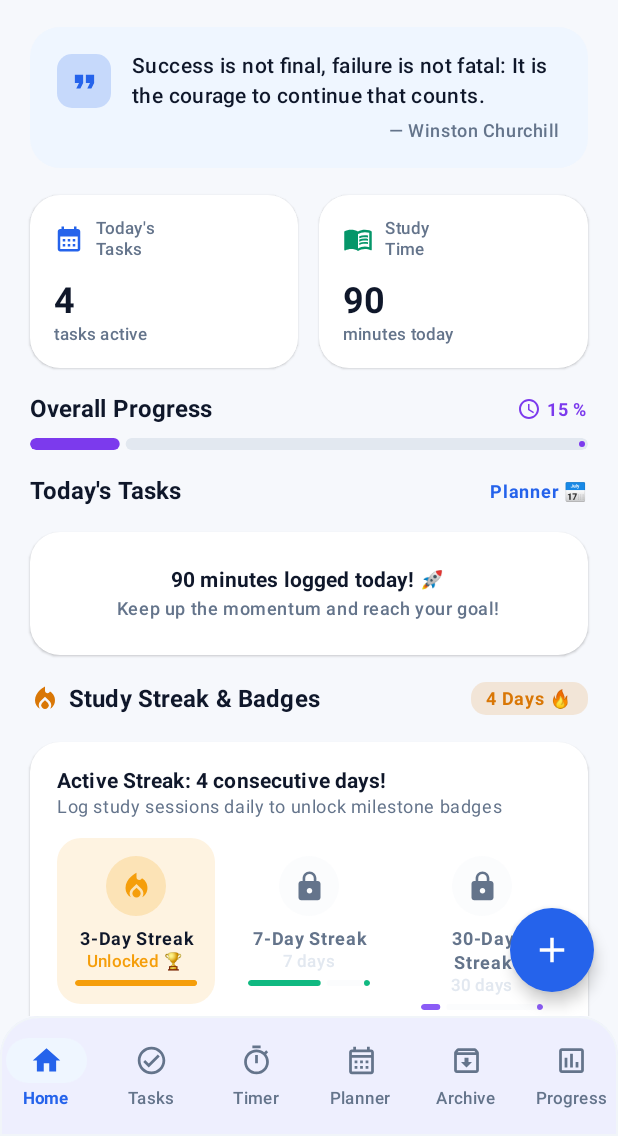
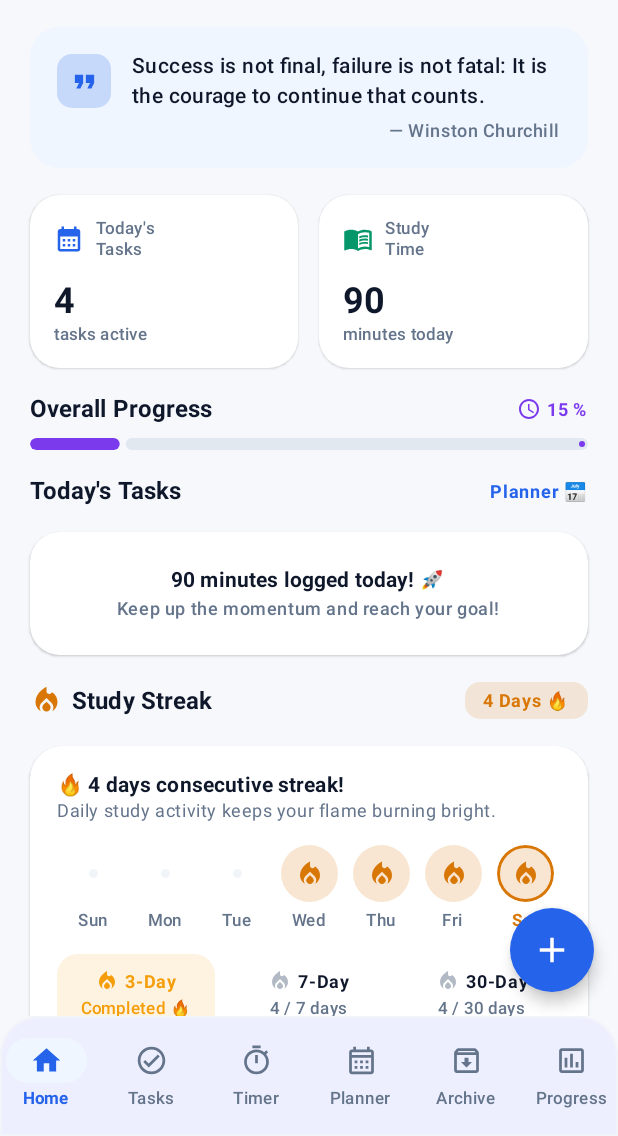
Before and after one commit to pujithakagolanu/EduTrack, an Android app built with Jetpack Compose: the screen it shows after launch (MainActivity), on a phone screen of 412 x 824 dp, the part 100-1236 px from its top. Run offline under Robolectric (Android 15) with nearby library versions, the phone set to English and light mode, and no system bars; our stand-ins replace Room's generated code.

Commit message:
Replace badges with day-wise fire streak and 3-day, 7-day, 30-day streak milestones

```diff
--- a/app/src/main/java/com/edutrack/app/ui/screens/HomeScreen.kt
+++ b/app/src/main/java/com/edutrack/app/ui/screens/HomeScreen.kt
@@ -71,6 +71,7 @@ import com.edutrack.app.ui.theme.TextLight
 import com.edutrack.app.ui.theme.TextMuted
 import com.edutrack.app.viewmodel.StudyTrackerViewModel
 import java.text.SimpleDateFormat
+import java.util.Calendar
 import java.util.Date
 import java.util.Locale
 
@@ -108,36 +109,25 @@ fun HomeScreen(
         calculateStudyStreakDays(sessions)
     }
 
-    val badges = remember(currentStreak) {
-        listOf(
-            AchievementBadge(
-                id = "streak_3",
-                title = "3-Day Streak",
-                targetDays = 3,
-                description = "Consistent learner",
-                unlocked = currentStreak >= 3,
-                accentColor = Color(0xFFF59E0B),
-                icon = Icons.Default.LocalFireDepartment
-            ),
-            AchievementBadge(
-                id = "streak_7",
-                title = "7-Day Streak",
-                targetDays = 7,
-                description = "Weekly dedication",
-                unlocked = currentStreak >= 7,
-                accentColor = Color(0xFF10B981),
-                icon = Icons.Default.MilitaryTech
-            ),
-            AchievementBadge(
-                id = "streak_30",
-                title = "30-Day Streak",
-                targetDays = 30,
-                description = "Master of discipline",
-                unlocked = currentStreak >= 30,
-                accentColor = Color(0xFF8B5CF6),
-                icon = Icons.Default.WorkspacePremium
-            )
-        )
+    // Day-wise last 7 days history for fire streak
+    val dayWiseStreakHistory = remember(sessions) {
+        val cal = Calendar.getInstance()
+        val sessionDays = sessions.map { session ->
+            val sCal = Calendar.getInstance().apply { timeInMillis = session.date }
+            "${sCal.get(Calendar.YEAR)}_${sCal.get(Calendar.DAY_OF_YEAR)}"
+        }.toSet()
+
+        // 7 days ending today
+        (6 downTo 0).map { dayOffset ->
+            val dayCal = Calendar.getInstance().apply {
+                add(Calendar.DAY_OF_YEAR, -dayOffset)
+            }
+            val key = "${dayCal.get(Calendar.YEAR)}_${dayCal.get(Calendar.DAY_OF_YEAR)}"
+            val dayName = dayCal.getDisplayName(Calendar.DAY_OF_WEEK, Calendar.SHORT, Locale.getDefault()) ?: ""
+            val hasStudied = sessionDays.contains(key)
+            val isToday = dayOffset == 0
+            StreakDayStatus(dayLabel = dayName, hasStudied = hasStudied, isToday = isToday)
+        }
     }
 
     Scaffold(
@@ -501,7 +491,7 @@ fun HomeScreen(
                 }
             }
 
-            // 6. Streak & Achievements Section
+            // 6. Day-Wise Fire Streak & Milestone Tracker
             item(key = "streak_achievements_heading") {
                 Row(
                     modifier = Modifier.fillMaxWidth(),
@@ -513,11 +503,11 @@ fun HomeScreen(
                             imageVector = Icons.Default.LocalFireDepartment,
                             contentDescription = "Streak",
                             tint = AccentOrange,
-                            modifier = Modifier.size(20.dp)
+                            modifier = Modifier.size(22.dp)
                         )
                         Spacer(modifier = Modifier.width(6.dp))
                         Text(
-                            text = "Study Streak & Badges",
+                            text = "Study Streak",
                             style = MaterialTheme.typography.titleMedium.copy(
                                 fontWeight = FontWeight.Bold,
                                 color = MaterialTheme.colorScheme.onBackground
@@ -529,7 +519,7 @@ fun HomeScreen(
                         modifier = Modifier
                             .clip(RoundedCornerShape(10.dp))
                             .background(AccentOrange.copy(alpha = 0.15f))
-                            .padding(horizontal = 10.dp, vertical = 4.dp)
+                            .padding(horizontal = 12.dp, vertical = 5.dp)
                     ) {
                         Text(
                             text = "$currentStreak Days 🔥",
@@ -546,7 +536,7 @@ fun HomeScreen(
             item(key = "streak_summary_card") {
                 Card(
                     modifier = Modifier.fillMaxWidth(),
-                    shape = RoundedCornerShape(20.dp),
+                    shape = RoundedCornerShape(22.dp),
                     colors = CardDefaults.cardColors(containerColor = MaterialTheme.colorScheme.surface),
                     elevation = CardDefaults.cardElevation(defaultElevation = 1.dp)
                 ) {
@@ -555,14 +545,8 @@ fun HomeScreen(
                             .fillMaxWidth()
                             .padding(18.dp)
                     ) {
-                        Row(
-                            modifier = Modifier.fillMaxWidth(),
-                            verticalAlignment = Alignment.CenterVertically,
-                            horizontalArrangement = Arrangement.SpaceBetween
-                        ) {
-                            Column {
                         Text(
-                                    text = if (currentStreak > 0) "Active Streak: $currentStreak consecutive days!" else "Start your study streak today!",
+                            text = if (currentStreak > 0) "🔥 $currentStreak days consecutive streak!" else "Start your study fire streak today!",
                             style = MaterialTheme.typography.titleSmall.copy(
                                 fontWeight = FontWeight.Bold,
                                 color = MaterialTheme.colorScheme.onSurface
@@ -570,90 +554,138 @@ fun HomeScreen(
                         )
                         Spacer(modifier = Modifier.height(2.dp))
                         Text(
-                                    text = "Log study sessions daily to unlock milestone badges",
+                            text = "Daily study activity keeps your flame burning bright.",
                             style = MaterialTheme.typography.bodySmall.copy(
                                 color = MaterialTheme.colorScheme.onSurfaceVariant
                             )
                         )
+
+                        Spacer(modifier = Modifier.height(16.dp))
+
+                        // Day-Wise Fire Streak Row (Weekly 7-day flame history)
+                        Row(
+                            modifier = Modifier.fillMaxWidth(),
+                            horizontalArrangement = Arrangement.SpaceBetween
+                        ) {
+                            dayWiseStreakHistory.forEach { dayStatus ->
+                                Column(
+                                    horizontalAlignment = Alignment.CenterHorizontally,
+                                    modifier = Modifier.weight(1f)
+                                ) {
+                                    Box(
+                                        modifier = Modifier
+                                            .size(38.dp)
+                                            .clip(CircleShape)
+                                            .background(
+                                                if (dayStatus.hasStudied) AccentOrange.copy(alpha = 0.18f)
+                                                else MaterialTheme.colorScheme.surfaceVariant.copy(alpha = 0.5f)
+                                            )
+                                            .border(
+                                                width = if (dayStatus.isToday) 1.5.dp else 0.dp,
+                                                color = if (dayStatus.isToday) AccentOrange else Color.Transparent,
+                                                shape = CircleShape
+                                            ),
+                                        contentAlignment = Alignment.Center
+                                    ) {
+                                        if (dayStatus.hasStudied) {
+                                            Icon(
+                                                imageVector = Icons.Default.LocalFireDepartment,
+                                                contentDescription = "Active day",
+                                                tint = AccentOrange,
+                                                modifier = Modifier.size(20.dp)
+                                            )
+                                        } else {
+                                            Box(
+                                                modifier = Modifier
+                                                    .size(6.dp)
+                                                    .clip(CircleShape)
+                                                    .background(MaterialTheme.colorScheme.outlineVariant)
+                                            )
                                         }
                                     }
 
-                        Spacer(modifier = Modifier.height(14.dp))
+                                    Spacer(modifier = Modifier.height(6.dp))
 
-                        // Badges Row
+                                    Text(
+                                        text = dayStatus.dayLabel,
+                                        style = MaterialTheme.typography.labelSmall.copy(
+                                            fontWeight = if (dayStatus.isToday) FontWeight.Bold else FontWeight.Medium,
+                                            color = if (dayStatus.isToday) AccentOrange else MaterialTheme.colorScheme.onSurfaceVariant
+                                        )
+                                    )
+                                }
+                            }
+                        }
+
+                        Spacer(modifier = Modifier.height(16.dp))
+
+                        // Milestone Goals (3-Day, 7-Day, 30-Day streak targets)
+                        val streakMilestones = listOf(
+                            Triple("3-Day", 3, Color(0xFFF59E0B)),
+                            Triple("7-Day", 7, Color(0xFF10B981)),
+                            Triple("30-Day", 30, Color(0xFF8B5CF6))
+                        )
+
                         Row(
                             modifier = Modifier.fillMaxWidth(),
                             horizontalArrangement = Arrangement.spacedBy(10.dp)
                         ) {
-                            badges.forEach { badge ->
-                                val progressFraction = (currentStreak.toFloat() / badge.targetDays).coerceIn(0f, 1f)
+                            streakMilestones.forEach { (label, target, accent) ->
+                                val isReached = currentStreak >= target
+                                val fraction = (currentStreak.toFloat() / target).coerceIn(0f, 1f)
+
                                 Card(
                                     modifier = Modifier.weight(1f),
-                                    shape = RoundedCornerShape(16.dp),
+                                    shape = RoundedCornerShape(14.dp),
                                     colors = CardDefaults.cardColors(
-                                        containerColor = if (badge.unlocked) {
-                                            badge.accentColor.copy(alpha = 0.12f)
-                                        } else {
-                                            MaterialTheme.colorScheme.surfaceVariant.copy(alpha = 0.4f)
-                                        }
+                                        containerColor = if (isReached) accent.copy(alpha = 0.12f)
+                                        else MaterialTheme.colorScheme.surfaceVariant.copy(alpha = 0.35f)
                                     ),
                                     elevation = CardDefaults.cardElevation(defaultElevation = 0.dp)
                                 ) {
                                     Column(
                                         modifier = Modifier
                                             .fillMaxWidth()
-                                            .padding(12.dp),
+                                            .padding(10.dp),
                                         horizontalAlignment = Alignment.CenterHorizontally
                                     ) {
-                                        Box(
-                                            modifier = Modifier
-                                                .size(40.dp)
-                                                .clip(CircleShape)
-                                                .background(
-                                                    if (badge.unlocked) badge.accentColor.copy(alpha = 0.2f)
-                                                    else MaterialTheme.colorScheme.outlineVariant.copy(alpha = 0.3f)
-                                                ),
-                                            contentAlignment = Alignment.Center
-                                        ) {
+                                        Row(verticalAlignment = Alignment.CenterVertically) {
                                             Icon(
-                                                imageVector = if (badge.unlocked) badge.icon else Icons.Default.Lock,
-                                                contentDescription = badge.title,
-                                                tint = if (badge.unlocked) badge.accentColor else MaterialTheme.colorScheme.onSurfaceVariant,
-                                                modifier = Modifier.size(22.dp)
+                                                imageVector = Icons.Default.LocalFireDepartment,
+                                                contentDescription = null,
+                                                tint = if (isReached) accent else MaterialTheme.colorScheme.onSurfaceVariant.copy(alpha = 0.5f),
+                                                modifier = Modifier.size(16.dp)
+                                            )
+                                            Spacer(modifier = Modifier.width(4.dp))
+                                            Text(
+                                                text = label,
+                                                style = MaterialTheme.typography.labelMedium.copy(
+                                                    fontWeight = FontWeight.Bold,
+                                                    color = if (isReached) accent else MaterialTheme.colorScheme.onSurface
+                                                )
                                             )
                                         }
 
-                                        Spacer(modifier = Modifier.height(8.dp))
+                                        Spacer(modifier = Modifier.height(4.dp))
 
                                         Text(
-                                            text = badge.title,
-                                            style = MaterialTheme.typography.labelMedium.copy(
-                                                fontWeight = FontWeight.Bold,
-                                                color = if (badge.unlocked) MaterialTheme.colorScheme.onSurface else MaterialTheme.colorScheme.onSurfaceVariant
-                                            ),
-                                            textAlign = androidx.compose.ui.text.style.TextAlign.Center
-                                        )
-
-                                        Spacer(modifier = Modifier.height(2.dp))
-
-                                        Text(
-                                            text = if (badge.unlocked) "Unlocked 🏆" else "${badge.targetDays} days",
+                                            text = if (isReached) "Completed 🔥" else "$currentStreak / $target days",
                                             style = MaterialTheme.typography.labelSmall.copy(
-                                                fontWeight = FontWeight.SemiBold,
-                                                color = if (badge.unlocked) badge.accentColor else MaterialTheme.colorScheme.outline
+                                                fontWeight = FontWeight.Medium,
+                                                color = if (isReached) accent else MaterialTheme.colorScheme.onSurfaceVariant
                                             )
                                         )
 
                                         Spacer(modifier = Modifier.height(6.dp))
 
                                         LinearProgressIndicator(
-                                            progress = { progressFraction },
+                                            progress = { fraction },
                                             modifier = Modifier
                                                 .fillMaxWidth()
                                                 .height(4.dp)
                                                 .clip(RoundedCornerShape(2.dp)),
-                                            color = badge.accentColor,
-                                            trackColor = MaterialTheme.colorScheme.outlineVariant.copy(alpha = 0.3f),
+                                            color = accent,
+                                            trackColor = MaterialTheme.colorScheme.outlineVariant.copy(alpha = 0.25f),
                                             strokeCap = StrokeCap.Round
                                         )
                                     }
@@ -709,12 +741,8 @@ fun HomeScreen(
     }
 }
 
-data class AchievementBadge(
-    val id: String,
-    val title: String,
-    val targetDays: Int,
-    val description: String,
-    val unlocked: Boolean,
-    val accentColor: Color,
-    val icon: androidx.compose.ui.graphics.vector.ImageVector
+data class StreakDayStatus(
+    val dayLabel: String,
+    val hasStudied: Boolean,
+    val isToday: Boolean
 )
```
Lines whose indentation alone changed are shown as unchanged.
